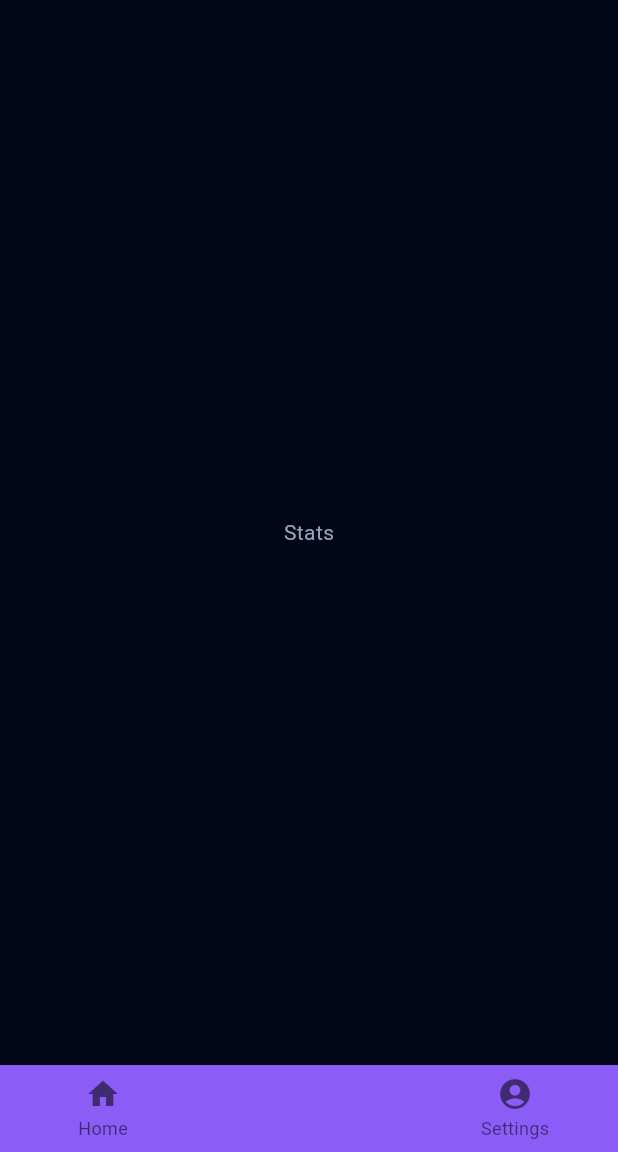
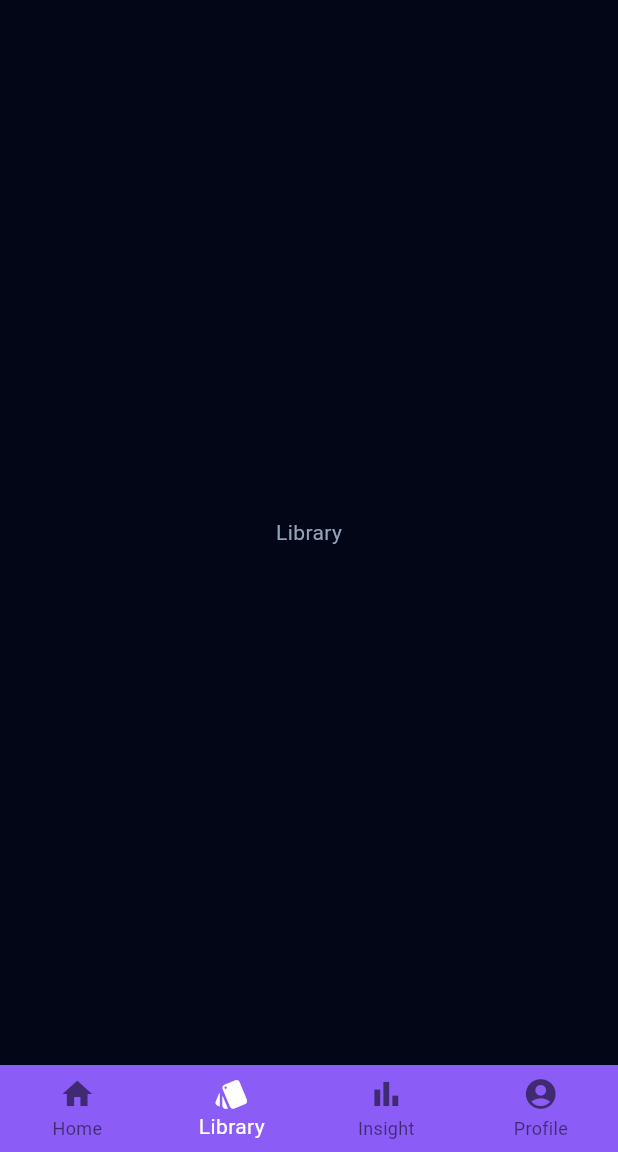
Before and after one commit to Samandriel/cardable-app, a Flutter app: the screen it shows after launch, item 2 of the bottom bar chosen, on a phone screen of 412 x 824 dp, the part 84-1236 px from its top. Run offline on Flutter 3.47's test engine with Material 3 defaults, Android fonts, the phone set to English and light mode, and no system bars.

Commit message:
add library screen

```diff
--- a/lib/screens/home_screen.dart
+++ b/lib/screens/home_screen.dart
@@ -1,5 +1,6 @@
 import 'package:cardwise/screens/account_screen.dart';
 import 'package:cardwise/screens/flashcard_screen.dart';
+import 'package:cardwise/screens/library_screen.dart';
 import 'package:cardwise/screens/stats_screen.dart';
 import 'package:cardwise/widgets/bottom_navigation.dart';
 import 'package:flutter/material.dart';
@@ -25,6 +26,7 @@ class _HomeScreenState extends State<HomeScreen> {
         index: _currentPageIndex,
         children: const [
           FlashcardScreen(),
+          LibraryScreen(),
           StatsScreen(),
           AccountScreen(),
         ],
--- /dev/null
+++ b/lib/screens/library_screen.dart
@@ -0,0 +1,14 @@
+import 'package:flutter/material.dart';
+
+class LibraryScreen extends StatelessWidget {
+  const LibraryScreen({super.key});
+
+  @override
+  Widget build(BuildContext context) {
+    return const Scaffold(
+      body: Center(
+        child: Text("Library"),
+      ),
+    );
+  }
+}
--- a/lib/widgets/bottom_navigation.dart
+++ b/lib/widgets/bottom_navigation.dart
@@ -10,6 +10,8 @@ class BottomNavigation extends StatelessWidget {
   @override
   Widget build(BuildContext context) {
     return BottomNavigationBar(
+      type: BottomNavigationBarType.fixed,
+      selectedItemColor: Colors.white,
       currentIndex: currentIndex,
       items: const [
         BottomNavigationBarItem(
@@ -17,12 +19,16 @@ class BottomNavigation extends StatelessWidget {
           label: 'Home',
         ),
         BottomNavigationBarItem(
+          icon: Icon(Icons.style),
+          label: 'Library',
+        ),
+        BottomNavigationBarItem(
           icon: Icon(Icons.bar_chart),
-          label: 'Stats',
+          label: 'Insight',
         ),
         BottomNavigationBarItem(
           icon: Icon(Icons.account_circle),
-          label: 'Settings',
+          label: 'Profile',
         ),
       ],
       onTap: onTap,
--- /dev/null
+++ b/lib/widgets/flashcard/flashcard_item.dart
@@ -0,0 +1,10 @@
+import 'package:flutter/material.dart';
+
+class FlashcardItem extends StatelessWidget {
+  const FlashcardItem({super.key});
+
+  @override
+  Widget build(BuildContext context) {
+    return Container();
+  }
+}
```
